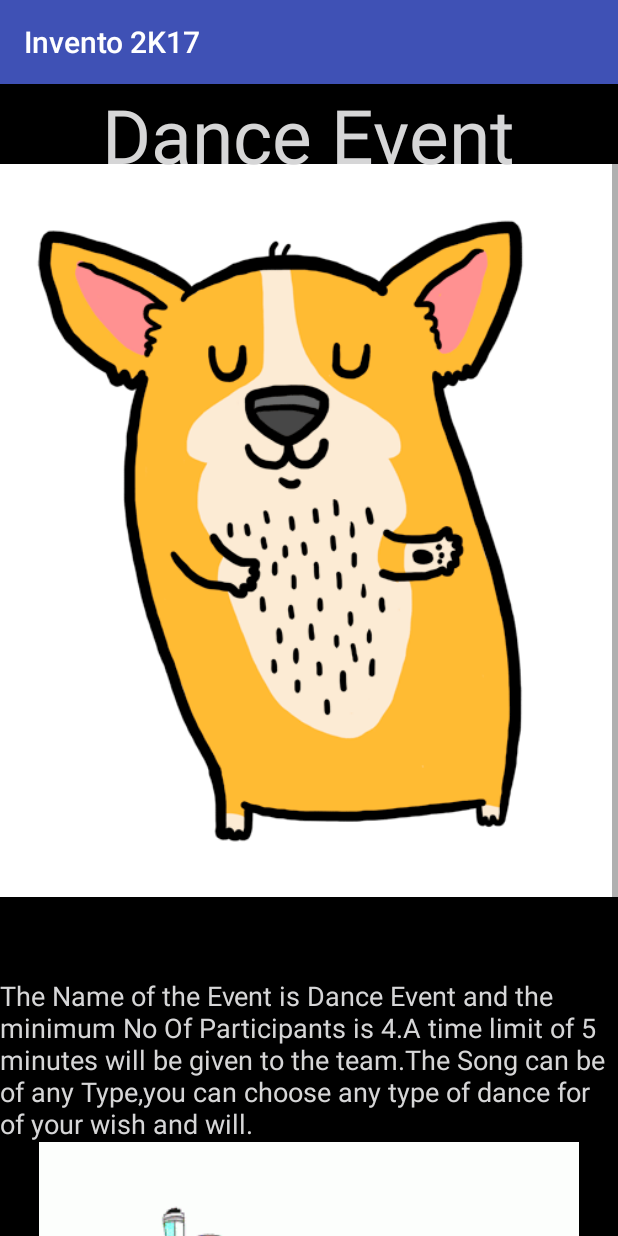
After one commit to AbhishekJakkannavar/Invento2K17, an Android app: the dance_Activity screen opened directly, with no data from a screen before it, on a phone screen of 412 x 824 dp. The commit adds this screen. Run offline under Robolectric (Android 15) with nearby library versions, the phone set to English and light mode, and no system bars.

```diff
--- a/app/build.gradle
+++ b/app/build.gradle
@@ -30,6 +30,8 @@ dependencies {
     compile'com.google.android.gms:play-services-auth:10.2.0'
     testCompile 'junit:junit:4.12'
     compile 'com.android.support.constraint:constraint-layout:1.0.0-beta4'
+    compile 'pl.droidsonroids.gif:android-gif-drawable:1.2.6'
+
 }
 
 
--- /dev/null
+++ b/app/src/main/java/infinityinc/com/invento2k17/dance_Activity.java
@@ -0,0 +1,13 @@
+package infinityinc.com.invento2k17;
+
+import android.support.v7.app.AppCompatActivity;
+import android.os.Bundle;
+
+public class dance_Activity extends AppCompatActivity {
+
+    @Override
+    protected void onCreate(Bundle savedInstanceState) {
+        super.onCreate(savedInstanceState);
+        setContentView(R.layout.activity_dance_);
+    }
+}
--- /dev/null
+++ b/app/src/main/res/layout/activity_dance_.xml
@@ -0,0 +1,62 @@
+<?xml version="1.0" encoding="utf-8"?>
+<ScrollView xmlns:android="http://schemas.android.com/apk/res/android"
+    xmlns:tools="http://schemas.android.com/tools"
+    android:id="@+id/activity_dance_"
+    android:layout_width="match_parent"
+    android:layout_height="match_parent"
+    tools:context="infinityinc.com.invento2k17.dance_Activity">
+
+    <RelativeLayout
+        android:layout_width="match_parent"
+        android:layout_height="match_parent">
+
+
+
+
+        <pl.droidsonroids.gif.GifImageView
+        android:layout_width="match_parent"
+        android:layout_height="wrap_content"
+        android:src="@drawable/dancegif"
+        android:background="#000000"
+            android:id="@+id/gifImageView"
+
+            android:layout_alignParentTop="true"
+            android:layout_alignParentLeft="true"
+            android:layout_alignParentStart="true" />
+
+        <TextView
+            android:layout_width="wrap_content"
+            android:layout_height="wrap_content"
+            android:text="Dance Event"
+            android:textColor="@color/com_facebook_messenger_blue"
+            android:id="@+id/textView"
+            android:textSize="50dp"
+            android:layout_centerHorizontal="true"/>
+
+        <TextView
+            android:background="@android:color/background_dark"
+            android:layout_width="match_parent"
+            android:textColor="@color/authui_colorPrimary"
+            android:textAppearance="@style/Base.TextAppearance.AppCompat.Medium"
+            android:layout_height="wrap_content"
+            android:layout_below="@id/gifImageView"
+            android:id="@+id/textViewd"
+            android:text="The Name of the Event is Dance Event and the minimum No Of Participants is 4.A time limit of 5 minutes will be given to the team.The Song can be of any Type,you can choose any type of dance for of your wish and will."/>
+
+        <pl.droidsonroids.gif.GifImageView
+            android:layout_width="match_parent"
+            android:layout_height="wrap_content"
+            android:src="@drawable/giphy"
+            android:background="#000000"
+            android:layout_below="@id/textViewd"
+            android:id="@+id/gifImageView1"/>
+
+        <pl.droidsonroids.gif.GifImageView
+            android:layout_width="match_parent"
+            android:layout_height="wrap_content"
+            android:src="@drawable/giphyy"
+            android:background="#000000"
+            android:layout_below="@id/gifImageView1"
+            android:id="@+id/gifImageView2"/>
+/>    </RelativeLayout>
+</ScrollView>
--- /dev/null
+++ b/app/src/main/res/layout/horizontalscroll_layout.xml
@@ -0,0 +1,6 @@
+<?xml version="1.0" encoding="utf-8"?>
+<LinearLayout xmlns:android="http://schemas.android.com/apk/res/android"
+    android:orientation="vertical" android:layout_width="match_parent"
+    android:layout_height="match_parent">
+
+</LinearLayout>
--- a/app/src/main/res/values/strings.xml
+++ b/app/src/main/res/values/strings.xml
@@ -4,4 +4,5 @@
     <string name="title_activity_events">Events</string>
     <string name="action_settings">Settings</string>
     <string name="section_format">Hello World from section: %1$d</string>
+    <string name="title_activity_dance">Dance</string>
 </resources>
--- a/build.gradle
+++ b/build.gradle
@@ -3,6 +3,7 @@
 buildscript {
     repositories {
         jcenter()
+        mavenCentral()
     }
     dependencies {
         classpath 'com.android.tools.build:gradle:2.2.3'
@@ -16,6 +17,7 @@ buildscript {
 allprojects {
     repositories {
         jcenter()
+        mavenCentral()
     }
 }
 
```
Also changed, not shown: app/src/main/AndroidManifest.xml (+5 -8 lines), app/src/main/java/infinityinc/com/invento2k17/Events.java (deleted, +0 -163 lines), app/src/main/java/infinityinc/com/invento2k17/MainActivity.java (+16 -3 lines), app/src/main/java/infinityinc/com/invento2k17/details.java (added, +128 -0 lines), app/src/main/res/layout/activity_details.xml (added, +50 -0 lines), app/src/main/res/layout/activity_events.xml (deleted, +0 -49 lines), app/src/main/res/layout/activity_main.xml (+48 -2 lines), app/src/main/res/layout/fragment_events.xml (deleted, +0 -16 lines), app/src/main/res/layout/layout_cultural.xml (added, +14 -0 lines), app/src/main/res/drawable-mdpi/dancegif.gif (added), app/src/main/res/drawable-mdpi/giphy.gif (added).
